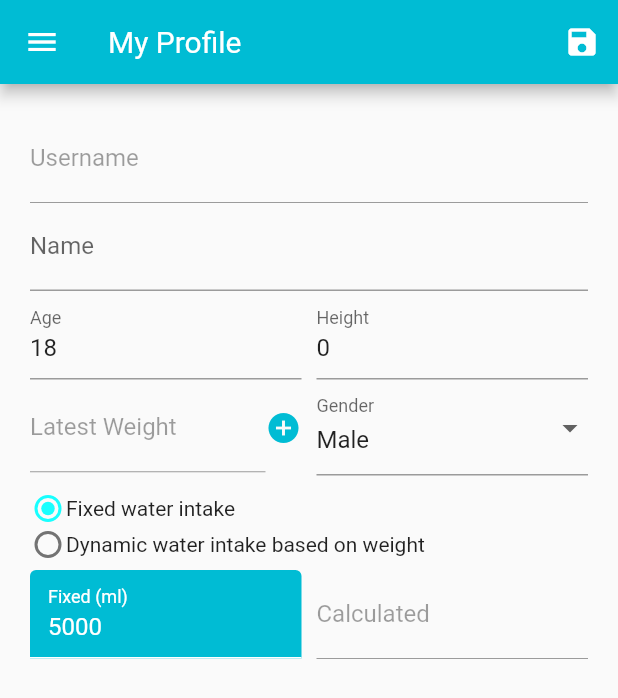
After one commit to snaksa/eating-habits-mobile, a Flutter app: the UserForm screen opened by its route, on a phone screen of 412 x 824 dp. The commit adds this screen. Shown: the top 698 px of the screen. Run offline on Flutter 3.47's test engine with Material 2 defaults, Android fonts, the phone set to English and light mode, and no system bars; our stand-ins replace charts_flutter, flutter_dotenv, percent_indicator, shared_preferences; accounts and stored records are empty; network calls fail.

Commit message:
Add user details form screen

```diff
--- /dev/null
+++ b/lib/constants/gender.dart
@@ -0,0 +1,10 @@
+const male = 0;
+const female = 1;
+
+String convert(int gender) {
+  switch(gender) {
+    case male: return 'Male';
+    case female: return 'Female';
+    default: return 'unknown';
+  }
+}
--- a/lib/main.dart
+++ b/lib/main.dart
@@ -15,6 +15,7 @@ import './screens/register.dart';
 import './screens/water-supply/forms/water-supply-form.dart';
 import './screens/weight/widgets/weight-form.dart';
 import './screens/medicine/forms/medicine-form.dart';
+import './screens/user/user-form.dart';
 
 Future main() async {
   await DotEnv().load('.env');
@@ -93,6 +94,7 @@ class MyApp extends StatelessWidget {
               WaterSupplyForm.routeName: (ctx) => WaterSupplyForm(),
               MedicineScreen.routeName: (ctx) => MedicineScreen(),
               MedicineForm.routeName: (ctx) => MedicineForm(),
+              UserForm.routeName: (ctx) => UserForm(),
               AuthScreen.routeName: (ctx) => AuthScreen(),
               RegisterScreen.routeName: (ctx) => RegisterScreen(),
             }),
--- /dev/null
+++ b/lib/models/user.dart
@@ -0,0 +1,25 @@
+class User {
+  int id;
+  String username = '';
+  String name = '';
+  String lang = '';
+  int age = 18;
+  int gender = 0;
+  int height = 0;
+  bool waterCalculation = false;
+  int waterAmount = 5000;
+
+  User();
+
+  User.fromJSON(Map<String, dynamic> json) {
+    this.id = json['id'] ?? 0;
+    this.username = json['username'];
+    this.name = json['name'];
+    this.lang = json['lang'];
+    this.age = json['age'];
+    this.gender = json['gender'];
+    this.height = json['height'];
+    this.waterCalculation = json['water_calculation'];
+    this.waterAmount = json['water_amount'];
+  }
+}
--- /dev/null
+++ b/lib/screens/user/user-form.dart
@@ -0,0 +1,379 @@
+import 'package:flutter/material.dart';
+import 'package:intl/intl.dart';
+import 'package:provider/provider.dart';
+
+import '../auth.dart';
+import '../../screens/water-supply/water-supply.dart';
+import '../../services/calculation-helper.dart';
+import '../../screens/weight/widgets/weight-form.dart';
+import '../../widgets/drawer.dart';
+import '../../models/user.dart';
+import '../../providers/auth.dart';
+import '../../exceptions/http_exception.dart';
+import '../../providers/weight-provider.dart';
+import '../../constants/gender.dart' as Gender;
+import '../../widgets/dialog.dart' as dialog;
+
+class UserForm extends StatefulWidget {
+  static final String routeName = '/user-form';
+
+  @override
+  _UserFormState createState() => _UserFormState();
+}
+
+class _UserFormState extends State<UserForm> {
+  bool _isLoading = false;
+  bool _init = false;
+  final Map<String, dynamic> _formData = {
+    'username': '',
+    'name': '',
+    'age': 0,
+    'height': 0,
+    'gender': 0,
+    'lang': '',
+    'waterCalculation': false,
+    'waterAmount': 5000
+  };
+  final _formKey = GlobalKey<FormState>();
+  final TextEditingController waterAmountController = TextEditingController();
+  final TextEditingController weightController = TextEditingController();
+  bool _radioValue = false;
+
+  @override
+  void didChangeDependencies() async {
+    if (!_init) {
+      User user = Provider.of<Auth>(context, listen: false).me;
+      _formData['username'] = user.username;
+      _formData['name'] = user.name;
+      _formData['age'] = user.age ?? 0;
+      _formData['height'] = user.height ?? 0;
+      _formData['gender'] = user.gender;
+      _formData['lang'] = user.lang;
+      _formData['water_calculation'] = user.waterCalculation;
+      _formData['water_amount'] = user.waterAmount;
+
+      await Provider.of<WeightProvider>(context, listen: false)
+          .fetchAndSetWeightRecords();
+
+      if (!_isLoading) {
+        setState(() {
+          waterAmountController.text = '0';
+          _radioValue = user.waterCalculation;
+        });
+      }
+      setState(() {
+        _init = true;
+      });
+    }
+
+    super.didChangeDependencies();
+  }
+
+  Future<void> save() async {
+    if (!_formKey.currentState.validate()) {
+      return;
+    }
+    _formKey.currentState.save();
+
+    try {
+      setState(() {
+        _isLoading = true;
+      });
+      await Provider.of<Auth>(context, listen: false).editUser(_formData);
+
+      await Navigator.of(context).popAndPushNamed(WaterSupplyScreen.routeName);
+    } on HttpException catch (error) {
+      dialog.Dialog(
+        'An Error Occurred!',
+        error.message,
+        {
+          'Okay': () {
+            Navigator.of(context).pop();
+            if (error.status == 403) {
+              Navigator.of(context).popAndPushNamed(AuthScreen.routeName);
+            }
+          }
+        },
+      ).show(context);
+    }
+  }
+
+  void onRadioChange(bool value) {
+    setState(() {
+      _radioValue = value;
+      _formData['water_calculation'] = value;
+    });
+  }
+
+  @override
+  Widget build(BuildContext context) {
+    var weightRecords =
+        Provider.of<WeightProvider>(context, listen: true).items;
+    var lastWeightRecord =
+        weightRecords.length > 0 ? weightRecords.first : null;
+    if (lastWeightRecord != null) {
+      int intake =
+          CalculationHelper().calculateDynamicWeight(lastWeightRecord).ceil();
+      var text = "${intake}ml";
+      if (text != waterAmountController.text) {
+        setState(() {
+          waterAmountController.text = text;
+          weightController.text =
+              "${lastWeightRecord.weight.toStringAsFixed(2)} kg";
+        });
+      }
+    }
+
+    return Scaffold(
+      appBar: AppBar(
+        title: const Text(
+          'My Profile',
+          style: TextStyle(color: Colors.white),
+        ),
+        actions: <Widget>[
+          _isLoading
+              ? Container(
+                  padding: const EdgeInsets.all(10),
+                  child: CircularProgressIndicator(),
+                )
+              : IconButton(
+                  icon: const Icon(
+                    Icons.save,
+                    color: Colors.white,
+                  ),
+                  onPressed: save,
+                ),
+        ],
+      ),
+      drawer: AppDrawer(),
+      body: SingleChildScrollView(
+        child: Padding(
+          padding: const EdgeInsets.all(20.0),
+          child: Form(
+            key: _formKey,
+            child: Column(
+              children: <Widget>[
+                TextFormField(
+                  enabled: false,
+                  decoration: InputDecoration(labelText: 'Username'),
+                  initialValue: _formData['username'],
+                ),
+                TextFormField(
+                  decoration: InputDecoration(labelText: 'Name'),
+                  initialValue: _formData['name'],
+                  validator: (value) {
+                    if (value.isEmpty) {
+                      return 'Invalid name!';
+                    }
+
+                    return null;
+                  },
+                  onSaved: (value) {
+                    _formData['name'] = value;
+                  },
+                ),
+                Row(
+                  children: <Widget>[
+                    Expanded(
+                      child: TextFormField(
+                        decoration: InputDecoration(labelText: 'Age'),
+                        keyboardType: TextInputType.number,
+                        initialValue: _formData['age'].toString(),
+                        validator: (value) {
+                          var parsed = int.tryParse(value);
+                          if (value.isEmpty || parsed == null || parsed <= 0) {
+                            return 'Invalid age!';
+                          }
+
+                          return null;
+                        },
+                        onSaved: (value) {
+                          _formData['age'] = value;
+                        },
+                      ),
+                    ),
+                    SizedBox(
+                      width: 10,
+                    ),
+                    Expanded(
+                      child: TextFormField(
+                        decoration: InputDecoration(labelText: 'Height'),
+                        keyboardType: TextInputType.number,
+                        initialValue: _formData['height'].toString(),
+                        validator: (value) {
+                          var parsed = int.tryParse(value);
+                          if (value.isEmpty || parsed == null || parsed <= 0) {
+                            return 'Invalid height!';
+                          }
+
+                          return null;
+                        },
+                        onSaved: (value) {
+                          _formData['height'] = value;
+                        },
+                      ),
+                    ),
+                  ],
+                ),
+                Row(
+                  children: <Widget>[
+                    Expanded(
+                      child: Row(
+                        children: <Widget>[
+                          Expanded(
+                            child: TextFormField(
+                              enabled: false,
+                              decoration:
+                                  InputDecoration(labelText: 'Latest Weight'),
+                              controller: weightController,
+                            ),
+                          ),
+                          lastWeightRecord == null
+                              ? GestureDetector(
+                                  child: Icon(
+                                    Icons.add_circle,
+                                    color: Theme.of(context).primaryColor,
+                                  ),
+                                  onTap: () {
+                                    Navigator.of(context)
+                                        .pushNamed(WeightForm.routeName);
+                                  },
+                                )
+                              : Text(''),
+                        ],
+                      ),
+                    ),
+                    SizedBox(
+                      width: 10,
+                    ),
+                    Expanded(
+                      child: DropdownButtonFormField(
+                        hint: Text('Gender'),
+                        value: _formData['gender'],
+                        decoration: InputDecoration(labelText: 'Gender'),
+                        disabledHint: Text(Gender.convert(_formData['gender'])),
+                        items: [
+                          DropdownMenuItem<int>(
+                            child: Text(Gender.convert(Gender.male)),
+                            value: Gender.male,
+                          ),
+                          DropdownMenuItem<int>(
+                            child: Text(Gender.convert(Gender.female)),
+                            value: Gender.female,
+                          ),
+                        ],
+                        onChanged: (value) {
+                          setState(() {
+                            _formData['gender'] = value;
+                          });
+                        },
+                        onSaved: (value) {
+                          _formData['gender'] = value;
+                        },
+                      ),
+                    ),
+                  ],
+                ),
+                SizedBox(
+                  height: 10,
+                ),
+                Row(
+                  children: <Widget>[
+                    SizedBox(
+                      height: 24,
+                      width: 24,
+                      child: Radio(
+                        value: false,
+                        materialTapTargetSize: MaterialTapTargetSize.shrinkWrap,
+                        groupValue: _radioValue,
+                        onChanged: (value) => this.onRadioChange(value),
+                      ),
+                    ),
+                    GestureDetector(
+                      child: Text('Fixed water intake'),
+                      onTap: () => this.onRadioChange(false),
+                    ),
+                  ],
+                ),
+                Row(
+                  children: <Widget>[
+                    SizedBox(
+                      height: 24,
+                      width: 24,
+                      child: Radio(
+                        value: true,
+                        materialTapTargetSize: MaterialTapTargetSize.shrinkWrap,
+                        groupValue: _radioValue,
+                        onChanged: (value) => this.onRadioChange(value),
+                      ),
+                    ),
+                    GestureDetector(
+                      child: Text('Dynamic water intake based on weight'),
+                      onTap: () => this.onRadioChange(true),
+                    ),
+                  ],
+                ),
+                SizedBox(
+                  height: 5,
+                ),
+                Row(
+                  children: <Widget>[
+                    Expanded(
+                      child: TextFormField(
+                        enabled: !_radioValue,
+                        decoration: InputDecoration(
+                          labelText: 'Fixed (ml)',
+                          fillColor: Theme.of(context).primaryColor,
+                          filled: !_radioValue,
+                          enabledBorder: UnderlineInputBorder(
+                            borderSide: BorderSide(color: Colors.white),
+                          ),
+                          labelStyle: !_radioValue
+                              ? TextStyle(color: Colors.white)
+                              : null,
+                        ),
+                        keyboardType: TextInputType.number,
+                        initialValue: _formData['water_amount'].toString(),
+                        style: TextStyle(
+                            color: !_radioValue ? Colors.white : Colors.black),
+                        validator: (value) {
+                          if (value.isEmpty || int.tryParse(value) == null) {
+                            return 'Invalid amount!';
+                          }
+
+                          return null;
+                        },
+                        onSaved: (value) {
+                          _formData['water_amount'] = value;
+                        },
+                      ),
+                    ),
+                    SizedBox(
+                      width: 10,
+                    ),
+                    Expanded(
+                      child: TextFormField(
+                        enabled: false,
+                        decoration: InputDecoration(
+                          labelText: 'Calculated',
+                          fillColor: Theme.of(context).primaryColor,
+                          filled: _radioValue,
+                          labelStyle: _radioValue
+                              ? TextStyle(color: Colors.white)
+                              : null,
+                        ),
+                        controller: waterAmountController,
+                        style: TextStyle(
+                            color: _radioValue ? Colors.white : Colors.black),
+                      ),
+                    ),
+                  ],
+                ),
+              ],
+            ),
+          ),
+        ),
+      ),
+    );
+  }
+}
--- /dev/null
+++ b/lib/services/calculation-helper.dart
@@ -0,0 +1,7 @@
+import '../models/weight.dart';
+
+class CalculationHelper {
+  double calculateDynamicWeight(Weight weight) {
+    return weight == null ? 5000 : (((weight.weight * 2.20) * 0.66) * 0.029) * 1000;
+  }
+}
```
Also changed, not shown: lib/providers/auth.dart (+100 -18 lines), lib/screens/water-supply/water-supply-daily.dart (+23 -1 lines), lib/widgets/drawer.dart (+16 -3 lines), pubspec.lock.
